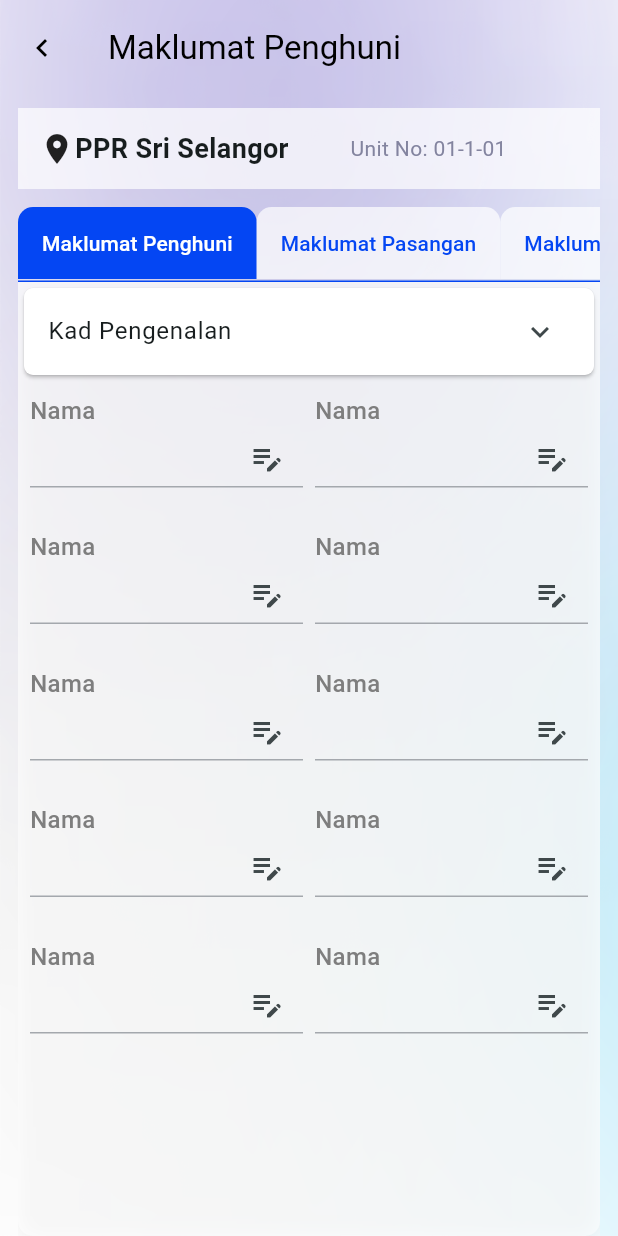
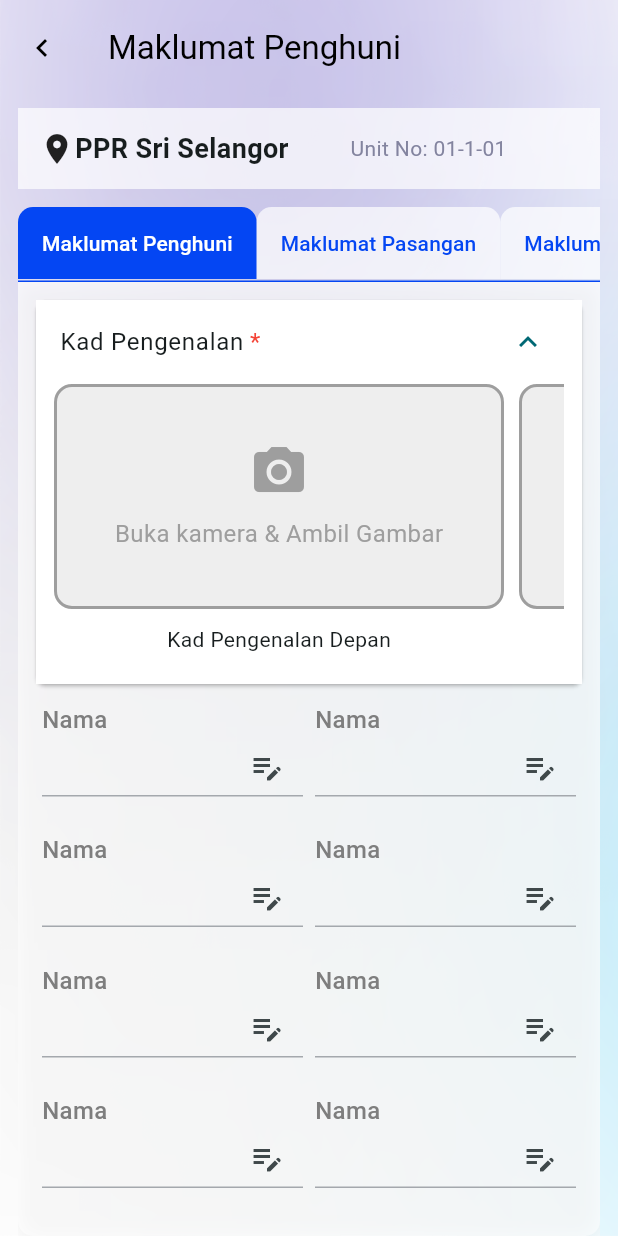
Before and after one commit to VistaKencana/ERUMAH_CENSUS, a Flutter app: the BancianMainScreen screen opened directly, on a phone screen of 412 x 824 dp. Run offline on Flutter 3.47's test engine with Material 3 defaults, Android fonts, the phone set to English and light mode, and no system bars; our stand-ins replace flutter_easyloading, page_transition.

Commit message:
add form class

```diff
--- a/lib/components/custom_underline_field.dart
+++ b/lib/components/custom_underline_field.dart
@@ -29,7 +29,7 @@ class CustomUnderlineField extends StatelessWidget {
   final bool? enabled;
   final bool addBorder;
   final bool isMandatory;
-  final bool canEdit;
+  final bool showEditIcon;
   final void Function()? onEdit;
   const CustomUnderlineField({
     super.key,
@@ -60,7 +60,7 @@ class CustomUnderlineField extends StatelessWidget {
     this.enabled = true,
     this.addBorder = true,
     this.isMandatory = false,
-    this.canEdit = true,
+    this.showEditIcon = true,
     this.onEdit,
   });
 
@@ -105,12 +105,16 @@ class CustomUnderlineField extends StatelessWidget {
               hintText: hintText,
               fillColor: fillColor,
               enabledBorder: addBorder
-                  ? const UnderlineInputBorder(
-                      borderSide: BorderSide(color: Color(0xFFA4A8AD)),
+                  ? UnderlineInputBorder(
+                      borderSide: BorderSide(
+                          color: readOnly
+                              ? Colors.transparent
+                              : const Color(0xFFA4A8AD)),
                     )
                   : null,
-              focusedBorder: const UnderlineInputBorder(
-                borderSide: BorderSide(color: Colors.black),
+              focusedBorder: UnderlineInputBorder(
+                borderSide: BorderSide(
+                    color: readOnly ? Colors.transparent : Colors.black),
               ),
               contentPadding: contentPadding ??
                   const EdgeInsets.only(left: 0.0, right: 12.0, top: 5),
@@ -120,7 +124,7 @@ class CustomUnderlineField extends StatelessWidget {
                   (prefixIcon != null
                       ? Icon(prefixIcon, color: Colors.grey)
                       : null),
-              suffixIcon: (canEdit)
+              suffixIcon: (showEditIcon)
                   ? GestureDetector(
                       onTap: onEdit, child: const Icon(Icons.edit_note))
                   : suffixWidget ??
--- a/lib/components/kad_pengenalan_tile.dart
+++ b/lib/components/kad_pengenalan_tile.dart
@@ -10,20 +10,42 @@ class KadPengenalanTile extends StatelessWidget {
       elevation: 1,
       shape: RoundedRectangleBorder(borderRadius: BorderRadius.circular(6)),
       child: ExpansionTile(
+        initiallyExpanded: true,
         backgroundColor: Colors.white,
         shape: const Border(),
-        title: const Text("Kad Pengenalan"),
+        title: const Row(
           children: [
-          const Text("Kad Pengenalan Depan"),
-          _cameraContainer(),
-          const Text("Kad Pengenalan Belakang"),
+            Text("Kad Pengenalan"),
+            SizedBox(width: 4),
+            Text(
+              "*",
+              style: TextStyle(color: Colors.red),
+            )
+          ],
+        ),
+        children: [
+          Padding(
+            padding: const EdgeInsets.only(left: 12, right: 12, bottom: 20),
+            child: SingleChildScrollView(
+              scrollDirection: Axis.horizontal,
+              child: Row(
+                children: [
+                  _cameraContainer(title: "Kad Pengenalan Depan"),
+                  const SizedBox(width: 10),
+                  _cameraContainer(title: "Kad Pengenalan Belakang"),
+                ],
+              ),
+            ),
+          )
         ],
       ),
     );
   }
 
-  _cameraContainer() {
-    return Container(
+  _cameraContainer({required String title}) {
+    return Column(
+      children: [
+        Container(
           width: 300,
           height: 150,
           decoration: BoxDecoration(
@@ -55,6 +77,10 @@ class KadPengenalanTile extends StatelessWidget {
               ],
             ),
           ),
+        ),
+        const SizedBox(height: 10),
+        Text(title),
+      ],
     );
   }
 }
--- a/lib/screens/bancian-forms/bancian_constants.dart
+++ b/lib/screens/bancian-forms/bancian_constants.dart
@@ -2,13 +2,12 @@ import 'package:flutter/material.dart';
 
 import 'anak_tanggung_form.dart';
 import 'pasangan_form.dart';
-import 'pendapatan_form.dart';
 import 'penguni_form.dart';
 
 enum BancianForms {
   penghuni(title: "Maklumat Penghuni", screen: PenguniForm()),
   pasangan(title: "Maklumat Pasangan", screen: PasanganForm()),
-  pendapatan(title: "Maklumat Pendapatan", screen: PendapatanForm()),
+  // pendapatan(title: "Maklumat Pendapatan", screen: PendapatanForm()),
   anak(title: "Maklumat Anak & Tanggungan", screen: AnakTanggungForm()),
   ;
 
--- a/lib/screens/bancian-forms/penguni_form.dart
+++ b/lib/screens/bancian-forms/penguni_form.dart
@@ -24,7 +24,9 @@ class _PenguniFormState extends State<PenguniForm> {
               const BorderRadius.vertical(bottom: Radius.circular(10))),
       child: Scaffold(
         backgroundColor: Colors.white.withOpacity(0.5),
-        body: SingleChildScrollView(
+        body: Padding(
+          padding: const EdgeInsets.all(8.0),
+          child: SingleChildScrollView(
             child: Column(
               children: [
                 const KadPengenalanTile(),
@@ -40,15 +42,16 @@ class _PenguniFormState extends State<PenguniForm> {
                   itemBuilder: (context, index) {
                     return SizedBox(
                       width: size.width * 0.4,
-                    child: CustomUnderlineField(
+                      child: const CustomUnderlineField(
                         title: "Nama",
-                      canEdit: true,
-                      onEdit: () {},
+                        showEditIcon: true,
                       ),
                     );
                   },
-              )
+                ),
+                const SizedBox(height: 10),
               ],
+            ),
           ),
         ),
       ),
```
Also changed, not shown: lib/screens/bancian-forms/models/penghuni_model.dart (added, +87 -0 lines). Lines whose indentation alone changed are shown as unchanged.
